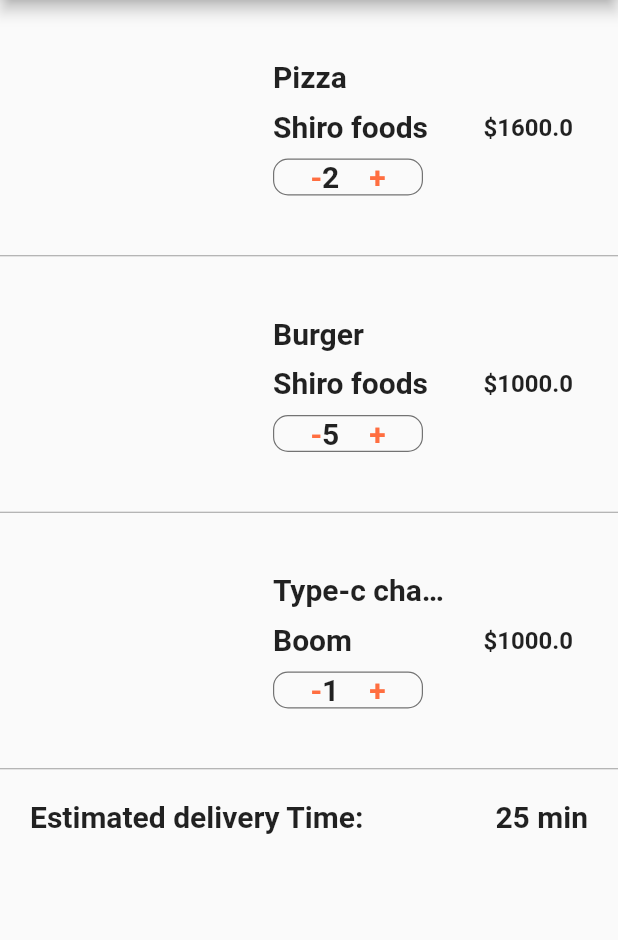
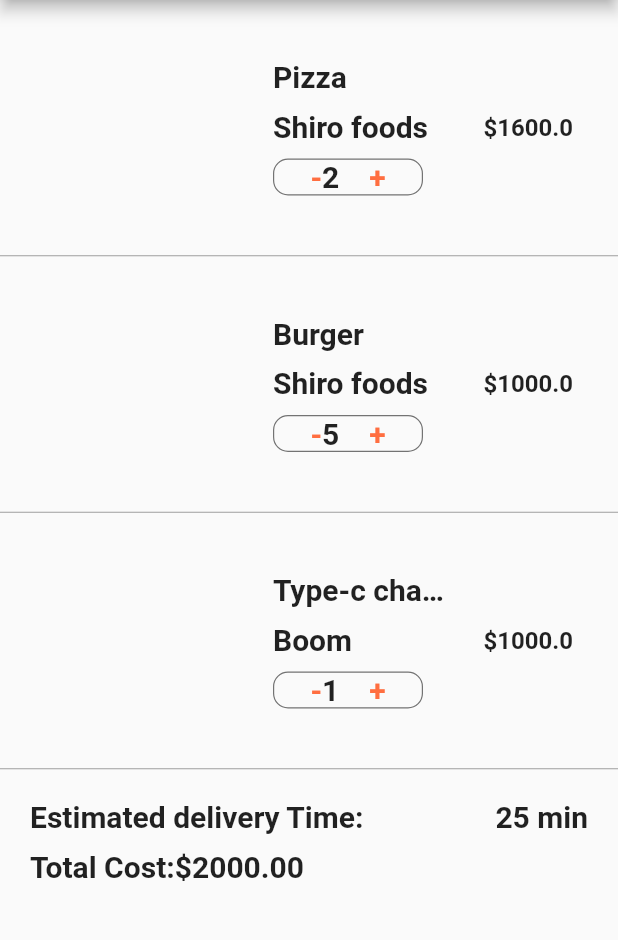
Before and after one commit to ron93/DeliveryApp_flutter, a Flutter app: the CartScreen screen opened directly, on a phone screen of 412 x 824 dp, the part 84-1024 px from its top. Run offline on Flutter 3.47's test engine with Material 2 defaults, Android fonts, the phone set to English and light mode, and no system bars.

Commit message:
cart_screen: total price Row

```diff
--- a/lib/screens/cart_screen.dart
+++ b/lib/screens/cart_screen.dart
@@ -165,7 +165,29 @@ class _CartScreenState extends State<CartScreen> {
                   )
               ],
 
-                  )
+                  ),
+                    SizedBox(height: 10.0,),
+                    Row(
+                      children: <Widget>[
+                        Text(
+                          'Total Cost:',
+                          style: TextStyle(
+                            fontSize: 20.0,
+                            fontWeight: FontWeight.w600,
+
+                          ),
+                        ),
+                        Text(
+                          '\$${totalPrice.toStringAsFixed(2)}',
+                          style: TextStyle(
+                            fontSize: 20.0,
+                            fontWeight: FontWeight.w600,
+
+                          ),
+                        )
+                      ],
+                    )
+
 
 
                 ],
```
